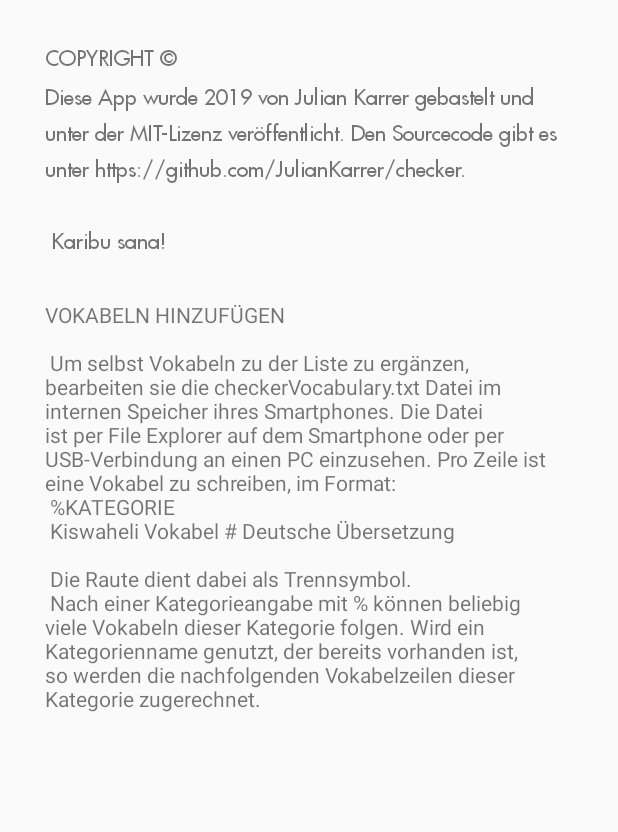
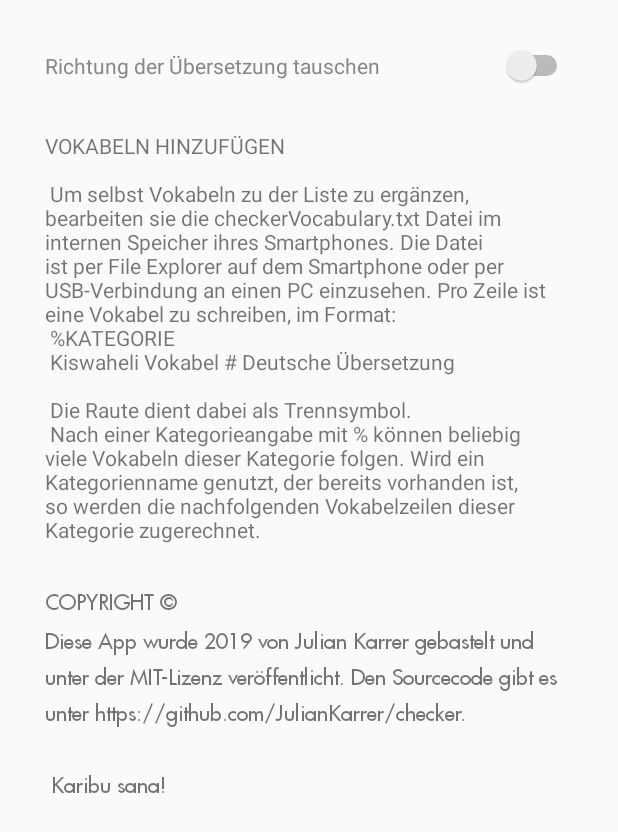
Before and after one commit to JulianKarrer/checker, an Android app: the Settings screen opened directly, with no data from a screen before it, on a phone screen of 412 x 824 dp. Shown: the top 832 px of the screen. Run offline under Robolectric (Android 15) with nearby library versions, the phone set to English and light mode, and no system bars.

Commit message:
Add "Swap Languages" feature to settings this reverses the order in which question and answer are displayed

```diff
--- a/src/main/java/com/example/checker/SearchableActivity.java
+++ b/src/main/java/com/example/checker/SearchableActivity.java
@@ -46,8 +46,8 @@ public class SearchableActivity extends ListActivity {
         queryResults.clear();
         for (Pair p:MainActivity.allVOC) {  //uses String.contains method to search all vocabulary for the query text
             String pData = (String) p.second;
-            String firstString=pData.split("#")[0];
-            String secondString=pData.split("#")[1];
+            String firstString=pData.split("#")[MainActivity.swapLangages?0:1];
+            String secondString=pData.split("#")[MainActivity.swapLangages?1:0];
             //if an entry in the allVOC database contains the search query, add it to the queryResults ArrayList
             if(firstString.contains(query) || secondString.contains(query)){
                 queryResults.add(firstString + " - " + secondString);
--- a/src/main/java/com/example/checker/Settings.java
+++ b/src/main/java/com/example/checker/Settings.java
@@ -4,6 +4,8 @@ import android.graphics.Typeface;
 import android.support.v7.app.AppCompatActivity;
 import android.os.Bundle;
 import android.view.View;
+import android.widget.CompoundButton;
+import android.widget.Switch;
 import android.widget.TextView;
 
 public class Settings extends AppCompatActivity {
@@ -12,6 +14,7 @@ public class Settings extends AppCompatActivity {
     protected void onCreate(Bundle savedInstanceState) {
         super.onCreate(savedInstanceState);
         setContentView(R.layout.activity_settings);
+        final Switch swapLanguagesSwitch = findViewById(R.id.swapLanguagesSwitch);
 
         //set font
         final Typeface futura_medium = Typeface.createFromAsset(getAssets(),  "fonts/futura_medium.ttf");
@@ -19,13 +22,15 @@ public class Settings extends AppCompatActivity {
         creditsAndCopyright.setTypeface(futura_medium);
         creditsAndCopyright.setLineSpacing(0,2);
 
-
-
-
-
-
-
-
+        //SWAP LANGUAGES BUTTON
+        //initiate "swap languages" switch to the state of the swapLanguages variable in MainActivity
+        //this is necessary because the state of the switch is reset when the Settings window is closed.
+        swapLanguagesSwitch.setChecked(MainActivity.swapLangages);
+        //react to the "swap languages" switch being switched
+        swapLanguagesSwitch.setOnCheckedChangeListener(new CompoundButton.OnCheckedChangeListener() {
+            public void onCheckedChanged(CompoundButton buttonView, boolean isChecked) {
+                MainActivity.swapLangages = swapLanguagesSwitch.isChecked(); }
+        });
 
     }
 
--- a/src/main/res/layout/activity_settings.xml
+++ b/src/main/res/layout/activity_settings.xml
@@ -13,6 +13,25 @@
         android:layout_width="match_parent"
         android:layout_height="wrap_content"
         android:orientation="vertical">
+
+        <Switch
+            android:id="@+id/swapLanguagesSwitch"
+            android:layout_width="match_parent"
+            android:layout_height="wrap_content"
+            android:layout_marginStart="30sp"
+            android:layout_marginTop="30sp"
+            android:layout_marginEnd="30sp"
+            android:shadowColor="@color/grey"
+            android:textColor="@color/grey"
+            android:text="@string/swapLanguagesSwitch"/>
+        <TextView
+            android:id="@+id/instructions"
+            android:layout_width="match_parent"
+            android:layout_height="wrap_content"
+            android:layout_marginStart="30sp"
+            android:layout_marginTop="30sp"
+            android:layout_marginEnd="30sp"
+            android:text="@string/instructionsText" />
         <TextView
             android:id="@+id/creditsAndCopyright"
             android:layout_width="match_parent"
@@ -21,14 +40,7 @@
             android:layout_marginTop="30sp"
             android:layout_marginEnd="30sp"
             android:text="@string/copyrightText" />
-        <TextView
-            android:id="@+id/instructions"
-            android:layout_width="match_parent"
-            android:layout_height="wrap_content"
-            android:layout_marginStart="30sp"
-            android:layout_marginTop="30sp"
-            android:layout_marginEnd="30sp"
-            android:text="@string/instructionsText" />
+
     </LinearLayout>
     </ScrollView>
 </android.support.design.widget.CoordinatorLayout>
--- a/src/main/res/values/strings.xml
+++ b/src/main/res/values/strings.xml
@@ -9,4 +9,5 @@
     <string name="instructionsText">VOKABELN HINZUFÜGEN \n\n Um selbst Vokabeln zu der Liste zu ergänzen, bearbeiten sie die checkerVocabulary.txt Datei im internen Speicher ihres Smartphones. Die Datei ist per File Explorer auf dem Smartphone oder per USB-Verbindung an einen PC einzusehen. Pro Zeile ist eine Vokabel zu schreiben, im Format: \n %KATEGORIE \n Kiswaheli Vokabel # Deutsche Übersetzung \n\n Die Raute dient dabei als Trennsymbol. \n Nach einer Kategorieangabe mit % können beliebig viele Vokabeln dieser Kategorie folgen. Wird ein Kategorienname genutzt, der bereits vorhanden ist, so werden die nachfolgenden Vokabelzeilen dieser Kategorie zugerechnet.</string>
     <string name="searchBarHint">Suchen …</string>
     <string name="noSearchResults">Es wurden keine entsprechenden Vokabeln gefunden.</string>
+    <string name="swapLanguagesSwitch">Richtung der Übersetzung tauschen</string>
 </resources>
```
Also changed, not shown: src/main/java/com/example/checker/MainActivity.java (+11 -7 lines).
